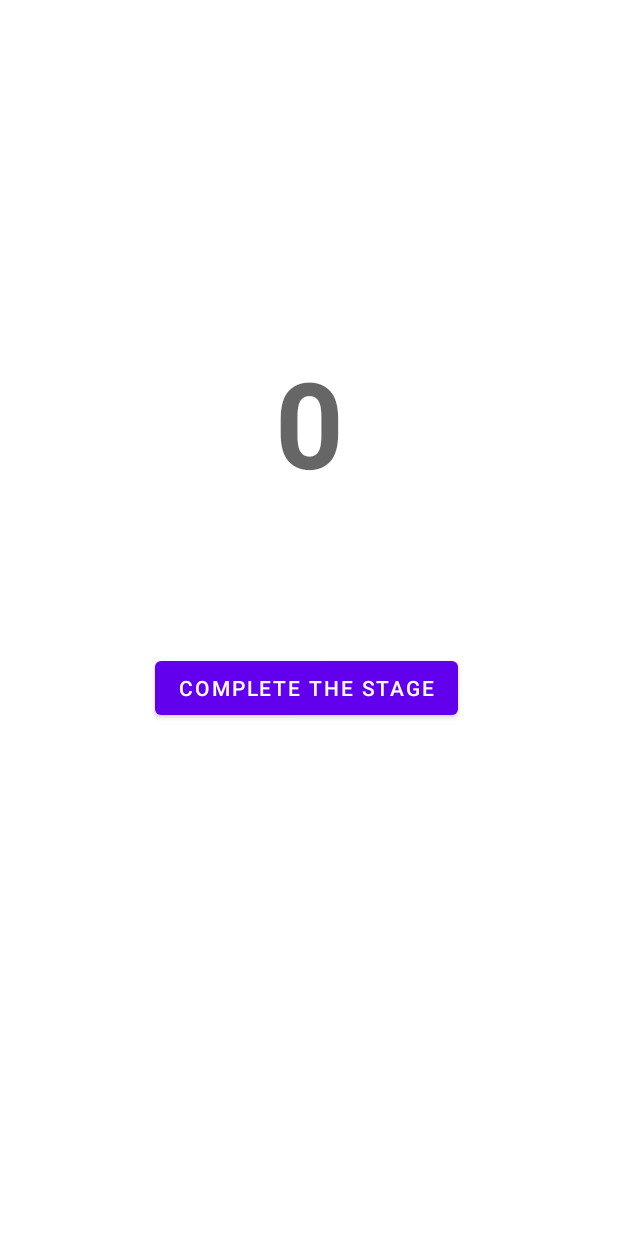
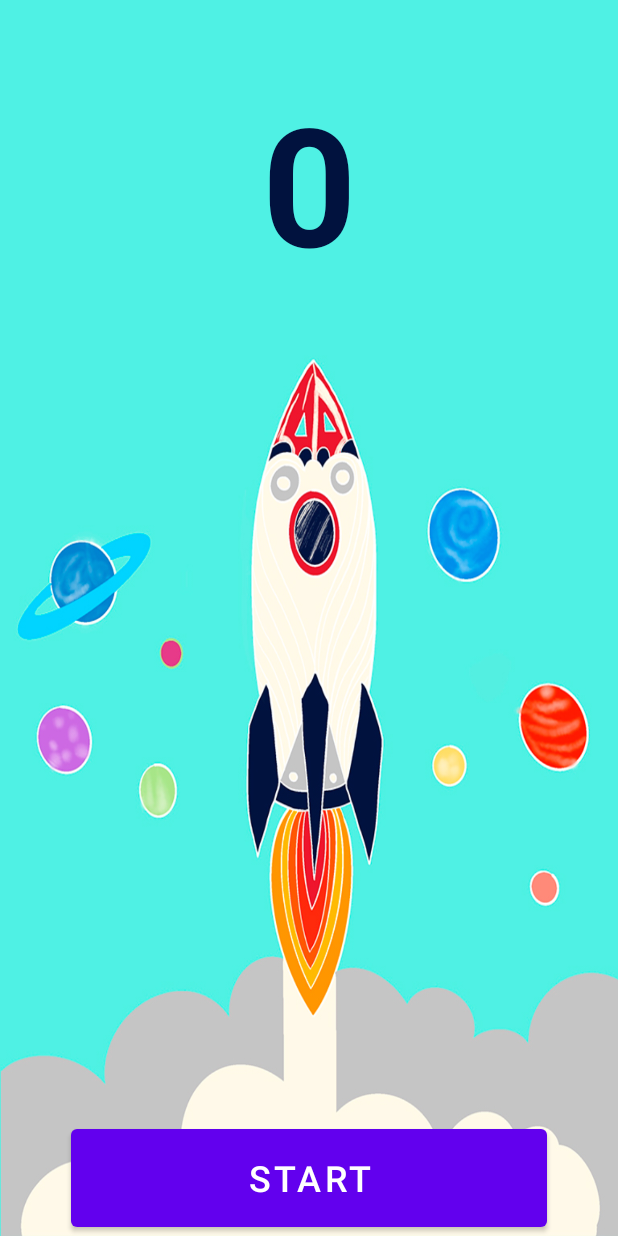
Before and after one commit to c4rex/brikz, an Android app built with Jetpack Compose: the layout activity_count_down.xml on its own in the app's theme, with its tools: preview values and no code run, on a phone screen of 412 x 824 dp. Run offline under Robolectric (Android 15) with nearby library versions, the phone set to English and light mode, and no system bars.

Commit message:
Complete level logic and countdown background

```diff
--- a/app/src/main/java/com/c4rex/brikzapp/level/LevelMockSource.kt
+++ b/app/src/main/java/com/c4rex/brikzapp/level/LevelMockSource.kt
@@ -8,6 +8,7 @@ object LevelMockSource {
         return ArrayList<StageModel>().apply {
             add(StageModel(1, 101, "$topic 1", (1 * 80000L), 1, player.getStageCompletedStatusById(levelId, 101), enabled = true, R.drawable.bricks_level_1_stage_1, arrayListOf(R.drawable.build_level_1_stage_1_opt_1, R.drawable.build_level_1_stage_1_opt_2, R.drawable.build_level_1_stage_1_opt_3)))
             add(StageModel(1, 102, "$topic 2", (1 * 80000L), 1, player.getStageCompletedStatusById(levelId, 102), player.getStageCompletedStatusById(levelId, 101), R.drawable.bricks_level_1_stage_2, arrayListOf(R.drawable.build_level_1_stage_2_opt_1, R.drawable.build_level_1_stage_2_opt_2, R.drawable.build_level_1_stage_2_opt_3)))
+            add(StageModel(1, 103, "$topic 3", (1 * 80000L), 1, player.getStageCompletedStatusById(levelId, 103), player.getStageCompletedStatusById(levelId, 102), R.drawable.bricks_level_1_stage_2, arrayListOf(R.drawable.build_level_1_stage_2_opt_1, R.drawable.build_level_1_stage_2_opt_2, R.drawable.build_level_1_stage_2_opt_3)))
         }
     }
 
--- a/app/src/main/java/com/c4rex/brikzapp/level/SelectLevelActivity.kt
+++ b/app/src/main/java/com/c4rex/brikzapp/level/SelectLevelActivity.kt
@@ -86,7 +86,7 @@ class SelectLevelActivity : AppCompatActivity() {
         val intent = Intent(this, SelectStageActivity::class.java)
         intent.putExtra("level", level)
         intent.putExtra("player", player)
-        Log.v("awMe3", level.toString())
+
         if (level.enabled) {
             startActivity(intent)
         }
--- a/app/src/main/res/layout/activity_count_down.xml
+++ b/app/src/main/res/layout/activity_count_down.xml
@@ -4,30 +4,30 @@
     xmlns:tools="http://schemas.android.com/tools"
     android:layout_width="match_parent"
     android:layout_height="match_parent"
+    android:background="@drawable/background_countdown_rocket"
     tools:context=".countdown.CountDownActivity">
-
     <TextView
         android:id="@+id/timer"
         android:layout_width="wrap_content"
         android:layout_height="wrap_content"
-        android:layout_marginTop="228dp"
+        android:layout_marginTop="48dp"
         android:text="0"
-        android:textSize="80sp"
+        android:textAppearance="@style/TextAppearance.AppCompat.Display3"
+        android:textColor="#01123E"
+        android:textSize="110dp"
         android:textStyle="bold"
-        android:textAppearance="@style/TextAppearance.AppCompat.Display3"
         app:layout_constraintEnd_toEndOf="parent"
         app:layout_constraintStart_toStartOf="parent"
         app:layout_constraintTop_toTopOf="parent" />
-
     <Button
         android:id="@+id/buttonStop"
-        android:layout_width="wrap_content"
-        android:layout_height="wrap_content"
-        android:layout_marginTop="100dp"
-        android:text="@string/complete_the_stage"
-        app:layout_constraintEnd_toEndOf="@+id/timer"
-        app:layout_constraintHorizontal_bias="0.517"
-        app:layout_constraintStart_toStartOf="@+id/timer"
-        app:layout_constraintTop_toBottomOf="@+id/timer" />
-
+        android:layout_width="317dp"
+        android:layout_height="77dp"
+        android:text="Start"
+        android:textSize="24sp"
+        app:layout_constraintStart_toStartOf="parent"
+        app:layout_constraintTop_toTopOf="parent"
+        app:layout_constraintEnd_toEndOf="parent"
+        app:layout_constraintBottom_toBottomOf="parent"
+        app:layout_constraintVertical_bias="1.0" />
 </androidx.constraintlayout.widget.ConstraintLayout>
```
Also changed, not shown: app/src/main/java/com/c4rex/brikzapp/compose/ScoreView.kt (+11 -15 lines), app/src/main/java/com/c4rex/brikzapp/countdown/CountDownActivity.kt (+9 -10 lines), app/src/main/java/com/c4rex/brikzapp/lead/activity/WinActivity.kt (+18 -5 lines), app/src/main/java/com/c4rex/brikzapp/recognition/activities/RecognitionActivity.kt (+15 -7 lines), app/src/main/res/drawable/background_countdown_rocket.jpg (added).
